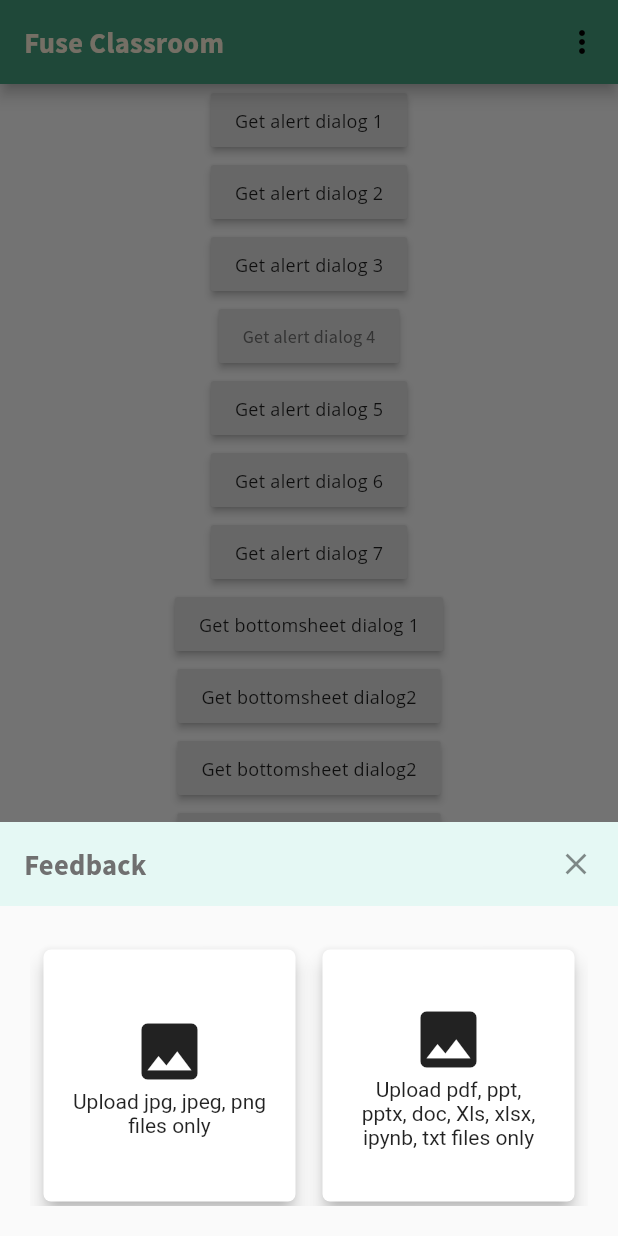
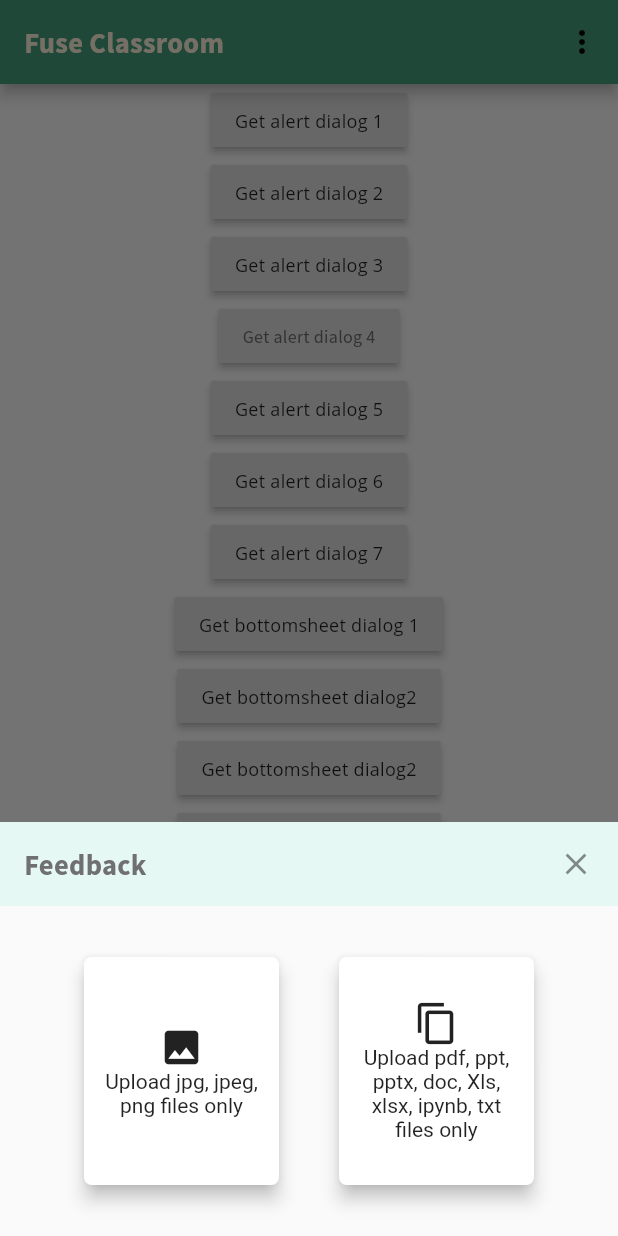
Before and after one commit to alisha-budhathoki/reusable_widgets, a Flutter app: the screen it shows after launch, after a tap on "Get bottomsheet dialog3", on a phone screen of 412 x 824 dp. Run offline on Flutter 3.47's test engine with Material 2 defaults, Android fonts, the phone set to English and light mode, and no system bars; our stand-ins replace device_preview, google_fonts.

Commit message:
some changes

```diff
--- a/lib/presentation/pages/home_page.dart
+++ b/lib/presentation/pages/home_page.dart
@@ -1,10 +1,7 @@
-import 'dart:math';
-
 import 'package:class_room/core/constants/configs.dart';
 import 'package:class_room/presentation/pages/textfield_page.dart';
 import 'package:class_room/ui/styles/color_palette.dart';
 import 'package:class_room/ui/styles/text_styles.dart';
-import 'package:class_room/ui/widgets/common/base_widget_dialog.dart';
 import 'package:class_room/ui/widgets/common/global_bottom_sheet.dart';
 import 'package:class_room/ui/widgets/common/global_dialog.dart';
 import 'package:class_room/ui/widgets/popup_dialogs/alert_dialog_widgets/confirmation_dialog_widget.dart';
@@ -20,6 +17,7 @@ import 'package:flutter/cupertino.dart';
 import 'package:flutter/material.dart';
 import 'package:class_room/core/extensions/dialog_helper.dart';
 import 'package:class_room/ui/styles/style_extension.dart';
+import 'package:google_fonts/google_fonts.dart';
 
 class MyHomePage extends StatelessWidget {
   final String title;
@@ -35,7 +33,8 @@ class MyHomePage extends StatelessWidget {
       appBar: AppBar(
         title: Text(
           title,
-          style: TextStyles.headline2.bold.withColor(Palette.warningLightYellow),
+          style:
+              TextStyles.headline2.bold.withColor(Palette.warningLightYellow),
         ),
         actions: <Widget>[
           //Setting Overflow action items using PopupMenuButton
@@ -199,7 +198,15 @@ class MyHomePage extends StatelessWidget {
                   'Goto Textfield classes',
                 ),
               ),
-              SizedBox(height: 50)
+              SizedBox(height: 50),
+              Text(
+                "practice",
+                style: TextStyles.bodyText2.withColor(Colors.black),
+              ),
+              Text(
+                "practice",
+                style: GoogleFonts.openSans(fontSize: 24),
+              )
             ],
           ),
         ),
--- a/lib/ui/widgets/popup_dialogs/bottom_sheet_widgets/feedback_first_dialog.dart
+++ b/lib/ui/widgets/popup_dialogs/bottom_sheet_widgets/feedback_first_dialog.dart
@@ -10,15 +10,11 @@ class FeedbackFirstDialog extends StatelessWidget {
   Widget build(BuildContext context) {
     return SizedBox(
       height: 180,
-      child: GridView.builder(
-        itemCount: textContents.length,
-        gridDelegate: SliverGridDelegateWithFixedCrossAxisCount(
-          childAspectRatio: 5.0 / 5.0,
-          crossAxisCount: 2,
-        ),
-        itemBuilder: (BuildContext context, int index) {
-          return Padding(
-              padding: EdgeInsets.all(5),
+      child: Row(
+        mainAxisAlignment: MainAxisAlignment.spaceEvenly,
+        children: [
+          Container(
+            height: 160,
             child: Card(
                 elevation: 5,
                 semanticContainer: true,
@@ -32,18 +28,51 @@ class FeedbackFirstDialog extends StatelessWidget {
                   children: <Widget>[
                     Icon(
                       Icons.image,
-                        size: 50,
+                      size: 30,
                     ),
                     Container(
                         width: 130,
+                        child: Padding(
+                          padding: const EdgeInsets.symmetric(horizontal: 10),
                           child: Text(
-                        textContents[index],
+                            "Upload jpg, jpeg, png files only",
                             textAlign: TextAlign.center,
+                          ),
                         ))
                   ],
-                  )));
-        },
+                )),
           ),
+          Container(
+            height: 160,
+            child: Card(
+                elevation: 5,
+                semanticContainer: true,
+                shape: RoundedRectangleBorder(
+                  borderRadius: BorderRadius.circular(5.0),
+                ),
+                clipBehavior: Clip.antiAlias,
+                child: Column(
+                  mainAxisAlignment: MainAxisAlignment.center,
+                  crossAxisAlignment: CrossAxisAlignment.center,
+                  children: <Widget>[
+                    Icon(
+                      Icons.copy,
+                      size: 30,
+                    ),
+                    Container(
+                        width: 130,
+                        child: Padding(
+                          padding: const EdgeInsets.symmetric(horizontal: 10),
+                          child: Text(
+                            "Upload pdf, ppt, pptx, doc, Xls, xlsx, ipynb, txt files only",
+                            textAlign: TextAlign.center,
+                          ),
+                        ))
+                  ],
+                )),
+          )
+        ],
+      )
     );
   }
 }
```
Also changed, not shown: lib/ui/styles/style_extension.dart (+0 -8 lines), lib/ui/widgets/common/global_dialog.dart (+0 -25 lines). Lines whose indentation alone changed are shown as unchanged.
